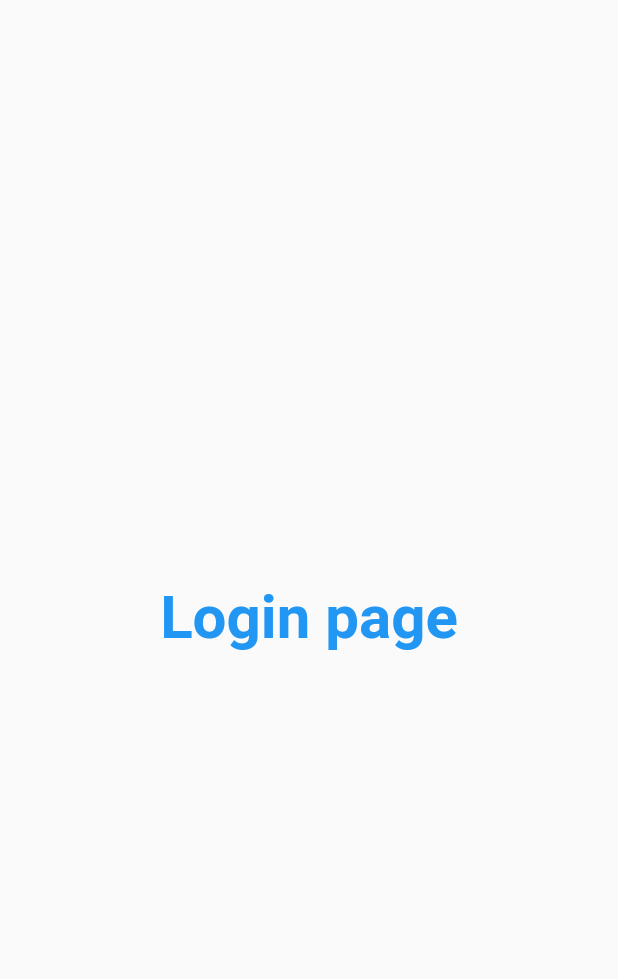
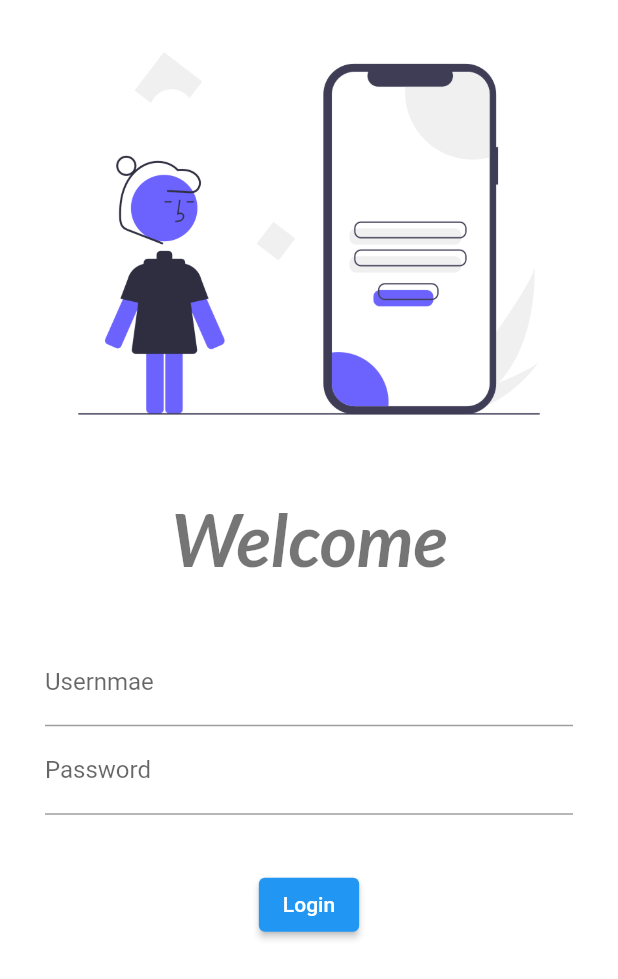
Before and after one commit to ig-sachin/flutter-ecommerce, a Flutter app: the screen it shows after launch, on a phone screen of 412 x 824 dp. Shown: the top 979 px of the screen. Run offline on Flutter 3.47's test engine with Material 2 defaults, Android fonts, the phone set to English and light mode, and no system bars; our stand-ins replace google_fonts.

Commit message:
Created Login UI

```diff
--- a/lib/Pages/LoginPage.dart
+++ b/lib/Pages/LoginPage.dart
@@ -1,19 +1,60 @@
 import 'package:flutter/material.dart';
+import 'package:google_fonts/google_fonts.dart';
 
 class LoginPage extends StatelessWidget {
   const LoginPage({Key? key}) : super(key: key);
   @override
   Widget build(BuildContext context) {
     return Material(
-      child: Center(
-        child: Text(
-          "Login page",
-          style: TextStyle(
-            fontSize: 40,
-            color: Colors.blue,
-            fontWeight: FontWeight.bold,
+      color: Colors.white,
+      child: Column(
+        children: [
+          Image.asset(
+            "images/login.png",
+            fit: BoxFit.cover,
           ),
-        ),
+          SizedBox(
+            height: 20,
+          ),
+          Text(
+            "Welcome",
+            style: GoogleFonts.lato(
+              textStyle: Theme.of(context).textTheme.headline4,
+              fontSize: 48,
+              fontWeight: FontWeight.w700,
+              fontStyle: FontStyle.italic,
+            ),
+          ),
+          SizedBox(
+            height: 20,
+          ),
+          Padding(
+            padding: const EdgeInsets.symmetric(vertical: 16, horizontal: 30),
+            child: Column(
+              children: [
+                TextFormField(
+                  decoration: InputDecoration(
+                      hintText: "Username", labelText: "Usernmae"),
+                ),
+                TextFormField(
+                  obscureText: true,
+                  decoration: InputDecoration(
+                      hintText: "Password", labelText: "Password"),
+                ),
+              ],
+            ),
+          ),
+          SizedBox(
+            height: 20,
+          ),
+          ElevatedButton(
+            onPressed: () {
+              print("You click here");
+            },
+            child: Text("Login"),
+            style: TextButton.styleFrom(),
+          ),
+        ],
       ),
     );
   }
--- a/lib/main.dart
+++ b/lib/main.dart
@@ -1,6 +1,7 @@
 import 'package:ecommerce/Pages/HomePage.dart';
 import 'package:ecommerce/Pages/LoginPage.dart';
 import 'package:flutter/material.dart';
+import 'package:google_fonts/google_fonts.dart';
 
 void main() {
   runApp(MyApp());
@@ -11,7 +12,9 @@ class MyApp extends StatelessWidget {
   Widget build(BuildContext context) {
     return MaterialApp(
       themeMode: ThemeMode.dark,
-      theme: ThemeData(primarySwatch: Colors.deepPurple),
+      theme: ThemeData(
+        primarySwatch: Colors.deepPurple,
+      ),
       darkTheme: ThemeData(brightness: Brightness.light),
       initialRoute: "/",
       routes: {
```
Also changed, not shown: pubspec.yaml (+4 -6 lines), images/login.png (added), pubspec.lock.
